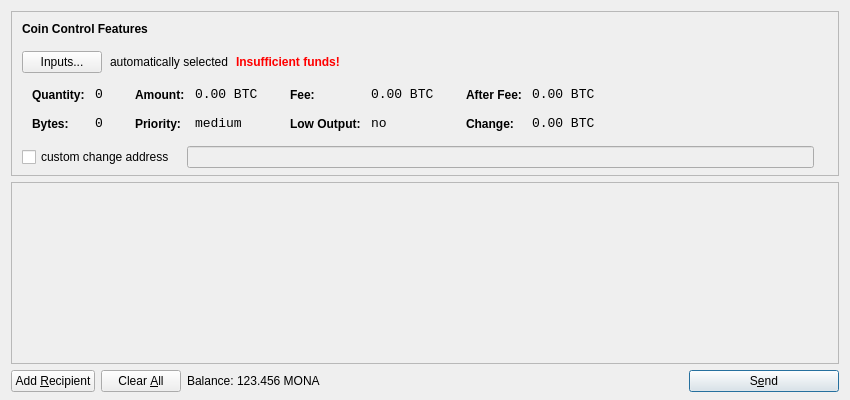
This is src/qt/forms/sendcoinsdialog.ui in monacoinproject/monacoin as Qt 5 draws it before an edit. The edited form follows.
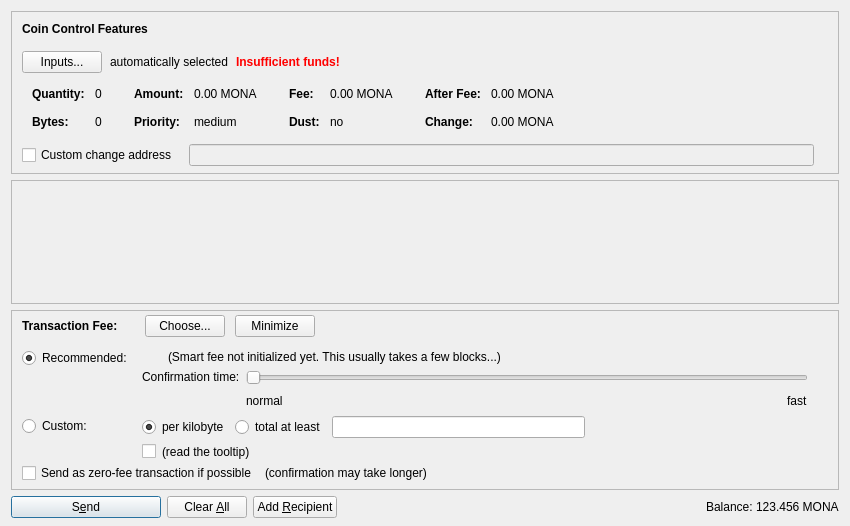
This is the edited form. Icons and pictures are not drawn. Custom widgets are drawn as their Qt base class.

Patch:
```diff
--- a/src/qt/forms/sendcoinsdialog.ui
+++ b/src/qt/forms/sendcoinsdialog.ui
@@ -7,13 +7,13 @@
     <x>0</x>
     <y>0</y>
     <width>850</width>
-    <height>400</height>
+    <height>526</height>
    </rect>
   </property>
   <property name="windowTitle">
    <string>Send Coins</string>
   </property>
-  <layout class="QVBoxLayout" name="verticalLayout" stretch="0,1,0">
+  <layout class="QVBoxLayout" name="verticalLayout" stretch="0,1,0,0">
    <property name="bottomMargin">
     <number>8</number>
    </property>
@@ -39,7 +39,7 @@
      </property>
      <layout class="QVBoxLayout" name="verticalLayoutCoinControl2">
       <property name="spacing">
-       <number>-1</number>
+       <number>0</number>
       </property>
       <property name="leftMargin">
        <number>0</number>
@@ -206,8 +206,11 @@
                </property>
                <item row="0" column="0">
                 <widget class="QLabel" name="labelCoinControlQuantityText">
-                 <property name="styleSheet">
-                  <string notr="true">font-weight:bold;</string>
+                 <property name="font">
+                  <font>
+                   <weight>75</weight>
+                   <bold>true</bold>
+                  </font>
                  </property>
                  <property name="text">
                   <string>Quantity:</string>
@@ -219,12 +222,6 @@
                </item>
                <item row="0" column="1">
                 <widget class="QLabel" name="labelCoinControlQuantity">
-                 <property name="font">
-                  <font>
-                   <family>Monospace</family>
-                   <pointsize>10</pointsize>
-                  </font>
-                 </property>
                  <property name="cursor">
                   <cursorShape>IBeamCursor</cursorShape>
                  </property>
@@ -244,8 +241,11 @@
                </item>
                <item row="1" column="0">
                 <widget class="QLabel" name="labelCoinControlBytesText">
-                 <property name="styleSheet">
-                  <string notr="true">font-weight:bold;</string>
+                 <property name="font">
+                  <font>
+                   <weight>75</weight>
+                   <bold>true</bold>
+                  </font>
                  </property>
                  <property name="text">
                   <string>Bytes:</string>
@@ -254,12 +254,6 @@
                </item>
                <item row="1" column="1">
                 <widget class="QLabel" name="labelCoinControlBytes">
-                 <property name="font">
-                  <font>
-                   <family>Monospace</family>
-                   <pointsize>10</pointsize>
-                  </font>
-                 </property>
                  <property name="cursor">
                   <cursorShape>IBeamCursor</cursorShape>
                  </property>
@@ -295,8 +289,11 @@
                </property>
                <item row="0" column="0">
                 <widget class="QLabel" name="labelCoinControlAmountText">
-                 <property name="styleSheet">
-                  <string notr="true">font-weight:bold;</string>
+                 <property name="font">
+                  <font>
+                   <weight>75</weight>
+                   <bold>true</bold>
+                  </font>
                  </property>
                  <property name="text">
                   <string>Amount:</string>
@@ -308,12 +305,6 @@
                </item>
                <item row="0" column="1">
                 <widget class="QLabel" name="labelCoinControlAmount">
-                 <property name="font">
-                  <font>
-                   <family>Monospace</family>
-                   <pointsize>10</pointsize>
-                  </font>
-                 </property>
                  <property name="cursor">
                   <cursorShape>IBeamCursor</cursorShape>
                  </property>
@@ -321,7 +312,7 @@
                   <enum>Qt::ActionsContextMenu</enum>
                  </property>
                  <property name="text">
-                  <string notr="true">0.00 BTC</string>
+                  <string notr="true">0.00 MONA</string>
                  </property>
                  <property name="textInteractionFlags">
                   <set>Qt::LinksAccessibleByMouse|Qt::TextSelectableByKeyboard|Qt::TextSelectableByMouse</set>
@@ -330,8 +321,11 @@
                </item>
                <item row="1" column="0">
                 <widget class="QLabel" name="labelCoinControlPriorityText">
-                 <property name="styleSheet">
-                  <string notr="true">font-weight:bold;</string>
+                 <property name="font">
+                  <font>
+                   <weight>75</weight>
+                   <bold>true</bold>
+                  </font>
                  </property>
                  <property name="text">
                   <string>Priority:</string>
@@ -340,12 +334,6 @@
                </item>
                <item row="1" column="1">
                 <widget class="QLabel" name="labelCoinControlPriority">
-                 <property name="font">
-                  <font>
-                   <family>Monospace</family>
-                   <pointsize>10</pointsize>
-                  </font>
-                 </property>
                  <property name="cursor">
                   <cursorShape>IBeamCursor</cursorShape>
                  </property>
@@ -381,8 +369,11 @@
                </property>
                <item row="0" column="0">
                 <widget class="QLabel" name="labelCoinControlFeeText">
-                 <property name="styleSheet">
-                  <string notr="true">font-weight:bold;</string>
+                 <property name="font">
+                  <font>
+                   <weight>75</weight>
+                   <bold>true</bold>
+                  </font>
                  </property>
                  <property name="text">
                   <string>Fee:</string>
@@ -394,12 +385,6 @@
                </item>
                <item row="0" column="1">
                 <widget class="QLabel" name="labelCoinControlFee">
-                 <property name="font">
-                  <font>
-                   <family>Monospace</family>
-                   <pointsize>10</pointsize>
-                  </font>
-                 </property>
                  <property name="cursor">
                   <cursorShape>IBeamCursor</cursorShape>
                  </property>
@@ -407,7 +392,7 @@
                   <enum>Qt::ActionsContextMenu</enum>
                  </property>
                  <property name="text">
-                  <string notr="true">0.00 BTC</string>
+                  <string notr="true">0.00 MONA</string>
                  </property>
                  <property name="textInteractionFlags">
                   <set>Qt::LinksAccessibleByMouse|Qt::TextSelectableByKeyboard|Qt::TextSelectableByMouse</set>
@@ -416,22 +401,19 @@
                </item>
                <item row="1" column="0">
                 <widget class="QLabel" name="labelCoinControlLowOutputText">
-                 <property name="styleSheet">
-                  <string notr="true">font-weight:bold;</string>
+                 <property name="font">
+                  <font>
+                   <weight>75</weight>
+                   <bold>true</bold>
+                  </font>
                  </property>
                  <property name="text">
-                  <string>Low Output:</string>
+                  <string>Dust:</string>
                  </property>
                 </widget>
                </item>
                <item row="1" column="1">
                 <widget class="QLabel" name="labelCoinControlLowOutput">
-                 <property name="font">
-                  <font>
-                   <family>Monospace</family>
-                   <pointsize>10</pointsize>
-                  </font>
-                 </property>
                  <property name="cursor">
                   <cursorShape>IBeamCursor</cursorShape>
                  </property>
@@ -467,8 +449,11 @@
                </property>
                <item row="0" column="0">
                 <widget class="QLabel" name="labelCoinControlAfterFeeText">
-                 <property name="styleSheet">
-                  <string notr="true">font-weight:bold;</string>
+                 <property name="font">
+                  <font>
+                   <weight>75</weight>
+                   <bold>true</bold>
+                  </font>
                  </property>
                  <property name="text">
                   <string>After Fee:</string>
@@ -480,12 +465,6 @@
                </item>
                <item row="0" column="1">
                 <widget class="QLabel" name="labelCoinControlAfterFee">
-                 <property name="font">
-                  <font>
-                   <family>Monospace</family>
-                   <pointsize>10</pointsize>
-                  </font>
-                 </property>
                  <property name="cursor">
                   <cursorShape>IBeamCursor</cursorShape>
                  </property>
@@ -493,7 +472,7 @@
                   <enum>Qt::ActionsContextMenu</enum>
                  </property>
                  <property name="text">
-                  <string notr="true">0.00 BTC</string>
+                  <string notr="true">0.00 MONA</string>
                  </property>
                  <property name="textInteractionFlags">
                   <set>Qt::LinksAccessibleByMouse|Qt::TextSelectableByKeyboard|Qt::TextSelectableByMouse</set>
@@ -502,8 +481,11 @@
                </item>
                <item row="1" column="0">
                 <widget class="QLabel" name="labelCoinControlChangeText">
-                 <property name="styleSheet">
-                  <string notr="true">font-weight:bold;</string>
+                 <property name="font">
+                  <font>
+                   <weight>75</weight>
+                   <bold>true</bold>
+                  </font>
                  </property>
                  <property name="text">
                   <string>Change:</string>
@@ -512,12 +494,6 @@
                </item>
                <item row="1" column="1">
                 <widget class="QLabel" name="labelCoinControlChange">
-                 <property name="font">
-                  <font>
-                   <family>Monospace</family>
-                   <pointsize>10</pointsize>
-                  </font>
-                 </property>
                  <property name="cursor">
                   <cursorShape>IBeamCursor</cursorShape>
                  </property>
@@ -525,7 +501,7 @@
                   <enum>Qt::ActionsContextMenu</enum>
                  </property>
                  <property name="text">
-                  <string notr="true">0.00 BTC</string>
+                  <string notr="true">0.00 MONA</string>
                  </property>
                  <property name="textInteractionFlags">
                   <set>Qt::LinksAccessibleByMouse|Qt::TextSelectableByKeyboard|Qt::TextSelectableByMouse</set>
@@ -556,7 +532,7 @@
           <item>
            <widget class="QCheckBox" name="checkBoxCoinControlChange">
             <property name="text">
-             <string>custom change address</string>
+             <string>Custom change address</string>
             </property>
            </widget>
           </item>
@@ -626,11 +602,20 @@
         <x>0</x>
         <y>0</y>
         <width>830</width>
-        <height>165</height>
+        <height>68</height>
        </rect>
       </property>
-      <layout class="QVBoxLayout" name="verticalLayout_2">
-       <property name="margin">
+      <layout class="QVBoxLayout" name="verticalLayout_2" stretch="0,1">
+       <property name="leftMargin">
+        <number>0</number>
+       </property>
+       <property name="topMargin">
+        <number>0</number>
+       </property>
+       <property name="rightMargin">
+        <number>0</number>
+       </property>
+       <property name="bottomMargin">
         <number>0</number>
        </property>
        <item>
@@ -657,15 +642,605 @@
      </widget>
     </widget>
    </item>
+   <item>
+    <widget class="QFrame" name="frameFee">
+     <property name="sizePolicy">
+      <sizepolicy hsizetype="Expanding" vsizetype="Expanding">
+       <horstretch>0</horstretch>
+       <verstretch>0</verstretch>
+      </sizepolicy>
+     </property>
+     <property name="maximumSize">
+      <size>
+       <width>16777215</width>
+       <height>16777215</height>
+      </size>
+     </property>
+     <property name="frameShape">
+      <enum>QFrame::StyledPanel</enum>
+     </property>
+     <property name="frameShadow">
+      <enum>QFrame::Sunken</enum>
+     </property>
+     <layout class="QVBoxLayout" name="verticalLayoutFee1">
+      <property name="spacing">
+       <number>0</number>
+      </property>
+      <property name="leftMargin">
+       <number>0</number>
+      </property>
+      <property name="topMargin">
+       <number>0</number>
+      </property>
+      <property name="rightMargin">
+       <number>0</number>
+      </property>
+      <property name="bottomMargin">
+       <number>0</number>
+      </property>
+      <item>
+       <layout class="QVBoxLayout" name="verticalLayoutFee2" stretch="0,0,0">
+        <property name="spacing">
+         <number>0</number>
+        </property>
+        <property name="leftMargin">
+         <number>10</number>
+        </property>
+        <property name="topMargin">
+         <number>0</number>
+        </property>
+        <item>
+         <layout class="QHBoxLayout" name="horizontalLayoutFee1">
+          <property name="bottomMargin">
+           <number>0</number>
+          </property>
+          <item>
+           <layout class="QVBoxLayout" name="verticalLayoutFee7">
+            <property name="spacing">
+             <number>0</number>
+            </property>
+            <item>
+             <spacer name="verticalSpacerSmartFee">
+              <property name="orientation">
+               <enum>Qt::Vertical</enum>
+              </property>
+              <property name="sizeType">
+               <enum>QSizePolicy::Fixed</enum>
+              </property>
+              <property name="sizeHint" stdset="0">
+               <size>
+                <width>1</width>
+                <height>4</height>
+               </size>
+              </property>
+             </spacer>
+            </item>
+            <item>
+             <layout class="QHBoxLayout" name="horizontalLayoutSmartFee">
+              <property name="spacing">
+               <number>10</number>
+              </property>
+              <item>
+               <widget class="QLabel" name="labelFeeHeadline">
+                <property name="sizePolicy">
+                 <sizepolicy hsizetype="Preferred" vsizetype="Maximum">
+                  <horstretch>0</horstretch>
+                  <verstretch>0</verstretch>
+                 </sizepolicy>
+                </property>
+                <property name="font">
+                 <font>
+                  <weight>75</weight>
+                  <bold>true</bold>
+                 </font>
+                </property>
+                <property name="styleSheet">
+                 <string notr="true">font-weight:bold;</string>
+                </property>
+                <property name="text">
+                 <string>Transaction Fee:</string>
+                </property>
+               </widget>
+              </item>
+              <item>
+               <widget class="QLabel" name="labelFeeMinimized">
+                <property name="text">
+                 <string/>
+                </property>
+               </widget>
+              </item>
+              <item>
+               <widget class="QPushButton" name="buttonChooseFee">
+                <property name="text">
+                 <string>Choose...</string>
+                </property>
+               </widget>
+              </item>
+              <item>
+               <widget class="QPushButton" name="buttonMinimizeFee">
+                <property name="toolTip">
+                 <string>collapse fee-settings</string>
+                </property>
+                <property name="text">
+                 <string>Minimize</string>
+                </property>
+               </widget>
+              </item>
+             </layout>
+            </item>
+            <item>
+             <spacer name="verticalSpacer_5">
+              <property name="orientation">
+               <enum>Qt::Vertical</enum>
+              </property>
+              <property name="sizeHint" stdset="0">
+               <size>
+                <width>1</width>
+                <height>1</height>
+               </size>
+              </property>
+             </spacer>
+            </item>
+           </layout>
+          </item>
+          <item>
+           <spacer name="horizontalSpacer_4">
+            <property name="orientation">
+             <enum>Qt::Horizontal</enum>
+            </property>
+            <property name="sizeHint" stdset="0">
+             <size>
+              <width>40</width>
+              <height>20</height>
+             </size>
+            </property>
+           </spacer>
+          </item>
+         </layout>
+        </item>
+        <item>
+         <widget class="QFrame" name="frameFeeSelection">
+          <layout class="QVBoxLayout" name="verticalLayoutFee12">
+           <property name="spacing">
+            <number>0</number>
+           </property>
+           <property name="leftMargin">
+            <number>0</number>
+           </property>
+           <property name="topMargin">
+            <number>0</number>
+           </property>
+           <property name="rightMargin">
+            <number>0</number>
+           </property>
+           <property name="bottomMargin">
+            <number>0</number>
+           </property>
+           <item>
+            <layout class="QGridLayout" name="gridLayoutFee">
+             <property name="topMargin">
+              <number>10</number>
+             </property>
+             <property name="bottomMargin">
+              <number>4</number>
+             </property>
+             <property name="horizontalSpacing">
+              <number>10</number>
+             </property>
+             <property name="verticalSpacing">
+              <number>4</number>
+             </property>
+             <item row="1" column="1">
+              <layout class="QVBoxLayout" name="verticalLayoutFee8">
+               <property name="spacing">
+                <number>6</number>
+               </property>
+               <item>
+                <layout class="QHBoxLayout" name="horizontalLayoutFee13">
+                 <item>
+                  <widget class="QRadioButton" name="radioCustomPerKilobyte">
+                   <property name="toolTip">
+                    <string>If the custom fee is set to 1000 satoshis and the transaction is only 250 bytes, then &quot;per kilobyte&quot; only pays 250 satoshis in fee, while &quot;at least&quot; pays 1000 satoshis. For transactions bigger than a kilobyte both pay by kilobyte.</string>
+                   </property>
+                   <property name="text">
+                    <string>per kilobyte</string>
+                   </property>
+                   <property name="checked">
+                    <bool>true</bool>
+                   </property>
+                   <attribute name="buttonGroup">
+                    <string notr="true">groupCustomFee</string>
+                   </attribute>
+                  </widget>
+                 </item>
+                 <item>
+                  <widget class="QRadioButton" name="radioCustomAtLeast">
+                   <property name="toolTip">
+                    <string>If the custom fee is set to 1000 satoshis and the transaction is only 250 bytes, then &quot;per kilobyte&quot; only pays 250 satoshis in fee, while &quot;total at least&quot; pays 1000 satoshis. For transactions bigger than a kilobyte both pay by kilobyte.</string>
+                   </property>
+                   <property name="text">
+                    <string>total at least</string>
+                   </property>
+                   <attribute name="buttonGroup">
+                    <string notr="true">groupCustomFee</string>
+                   </attribute>
+                  </widget>
+                 </item>
+                 <item>
+                  <widget class="BitcoinAmountField" name="customFee"/>
+                 </item>
+                 <item>
+                  <spacer name="horizontalSpacer_6">
+                   <property name="orientation">
+                    <enum>Qt::Horizontal</enum>
+                   </property>
+                   <property name="sizeHint" stdset="0">
+                    <size>
+                     <width>1</width>
+                     <height>1</height>
+                    </size>
+                   </property>
+                  </spacer>
+                 </item>
+                </layout>
+               </item>
+               <item>
+                <layout class="QHBoxLayout" name="horizontalLayoutFee8">
+                 <item>
+                  <widget class="QCheckBox" name="checkBoxMinimumFee">
+                   <property name="toolTip">
+                    <string>Paying only the minimum fee is just fine as long as there is less transaction volume than space in the blocks. But be aware that this can end up in a never confirming transaction once there is more demand for monacoin transactions than the network can process.</string>
+                   </property>
+                   <property name="text">
+                    <string/>
+                   </property>
+                  </widget>
+                 </item>
+                 <item>
+                  <widget class="QLabel" name="labelMinFeeWarning">
+                   <property name="enabled">
+                    <bool>true</bool>
+                   </property>
+                   <property name="toolTip">
+                    <string>Paying only the minimum fee is just fine as long as there is less transaction volume than space in the blocks. But be aware that this can end up in a never confirming transaction once there is more demand for monacoin transactions than the network can process.</string>
+                   </property>
+                   <property name="text">
+                    <string>(read the tooltip)</string>
+                   </property>
+                   <property name="margin">
+                    <number>5</number>
+                   </property>
+                  </widget>
+                 </item>
+                 <item>
+                  <spacer name="horizontalSpacer_2">
+                   <property name="orientation">
+                    <enum>Qt::Horizontal</enum>
+                   </property>
+                   <property name="sizeHint" stdset="0">
+                    <size>
+                     <width>1</width>
+                     <height>1</height>
+                    </size>
+                   </property>
+                  </spacer>
+                 </item>
+                </layout>
+               </item>
+              </layout>
+             </item>
+             <item row="0" column="0">
+              <layout class="QVBoxLayout" name="verticalLayoutFee4" stretch="0,1">
+               <item>
+                <widget class="QRadioButton" name="radioSmartFee">
+                 <property name="text">
+                  <string>Recommended:</string>
+                 </property>
+                 <property name="checked">
+                  <bool>true</bool>
+                 </property>
+                 <attribute name="buttonGroup">
+                  <string notr="true">groupFee</string>
+                 </attribute>
+                </widget>
+               </item>
+               <item>
+                <spacer name="verticalSpacer_2">
+                 <property name="orientation">
+                  <enum>Qt::Vertical</enum>
+                 </property>
+                 <property name="sizeHint" stdset="0">
+                  <size>
+                   <width>1</width>
+                   <height>1</height>
+                  </size>
+                 </property>
+                </spacer>
+               </item>
+              </layout>
+             </item>
+             <item row="1" column="0">
+              <layout class="QVBoxLayout" name="verticalLayoutFee9" stretch="0,1">
+               <item>
+                <widget class="QRadioButton" name="radioCustomFee">
+                 <property name="text">
+                  <string>Custom:</string>
+                 </property>
+                 <attribute name="buttonGroup">
+                  <string notr="true">groupFee</string>
+                 </attribute>
+                </widget>
+               </item>
+               <item>
+                <spacer name="verticalSpacer_6">
+                 <property name="orientation">
+                  <enum>Qt::Vertical</enum>
+                 </property>
+                 <property name="sizeHint" stdset="0">
+                  <size>
+                   <width>1</width>
+                   <height>1</height>
+                  </size>
+                 </property>
+                </spacer>
+               </item>
+              </layout>
+             </item>
+             <item row="0" column="1">
+              <layout class="QVBoxLayout" name="verticalLayoutFee3" stretch="0,0,1">
+               <property name="spacing">
+                <number>6</number>
+               </property>
+               <property name="topMargin">
+                <number>2</number>
+               </property>
+               <item>
+                <layout class="QHBoxLayout" name="horizontalLayoutFee12">
+                 <item>
+                  <widget class="QLabel" name="labelSmartFee">
+                   <property name="text">
+                    <string/>
+                   </property>
+                   <property name="margin">
+                    <number>2</number>
+                   </property>
+                  </widget>
+                 </item>
+                 <item>
+                  <widget class="QLabel" name="labelFeeEstimation">
+                   <property name="text">
+                    <string/>
+                   </property>
+                  </widget>
+                 </item>
+                 <item>
+                  <widget class="QLabel" name="labelSmartFee2">
+                   <property name="text">
+                    <string>(Smart fee not initialized yet. This usually takes a few blocks...)</string>
+                   </property>
+                   <property name="margin">
+                    <number>2</number>
+                   </property>
+                  </widget>
+                 </item>
+                 <item>
+                  <spacer name="horizontalSpacer_5">
+                   <property name="orientation">
+                    <enum>Qt::Horizontal</enum>
+                   </property>
+                   <property name="sizeHint" stdset="0">
+                    <size>
+                     <width>1</width>
+                     <height>1</height>
+                    </size>
+                   </property>
+                  </spacer>
+                 </item>
+                </layout>
+               </item>
+               <item>
+                <layout class="QHBoxLayout" name="horizontalLayoutFee9">
+                 <item>
+                  <layout class="QVBoxLayout" name="verticalLayoutFee6">
+                   <item>
+                    <widget class="QLabel" name="labelSmartFee3">
+                     <property name="text">
+                      <string>Confirmation time:</string>
+                     </property>
+                     <property name="margin">
+                      <number>2</number>
+                     </property>
+                    </widget>
+                   </item>
+                   <item>
+                    <spacer name="verticalSpacer_3">
+                     <property name="orientation">
+                      <enum>Qt::Vertical</enum>
+                     </property>
+                     <property name="sizeHint" stdset="0">
+                      <size>
+                       <width>1</width>
+                       <height>1</height>
+                      </size>
+                     </property>
+                    </spacer>
+                   </item>
+                  </layout>
+                 </item>
+                 <item>
+                  <layout class="QVBoxLayout" name="verticalLayoutFee5">
+                   <property name="rightMargin">
+                    <number>30</number>
+                   </property>
+                   <item>
+                    <widget class="QSlider" name="sliderSmartFee">
+                     <property name="minimum">
+                      <number>0</number>
+                     </property>
+                     <property name="maximum">
+                      <number>24</number>
+                     </property>
+                     <property name="pageStep">
+                      <number>1</number>
+                     </property>
+                     <property name="value">
+                      <number>0</number>
+                     </property>
+                     <property name="orientation">
+                      <enum>Qt::Horizontal</enum>
+                     </property>
+                     <property name="invertedAppearance">
+                      <bool>false</bool>
+                     </property>
+                     <property name="invertedControls">
+                      <bool>false</bool>
+                     </property>
+                     <property name="tickPosition">
+                      <enum>QSlider::NoTicks</enum>
+                     </property>
+                    </widget>
+                   </item>
+                   <item>
+                    <layout class="QHBoxLayout" name="horizontalLayoutFee10">
+                     <item>
+                      <widget class="QLabel" name="labelSmartFeeNormal">
+                       <property name="text">
+                        <string>normal</string>
+                       </property>
+                      </widget>
+                     </item>
+                     <item>
+                      <spacer name="horizontalSpacer_3">
+                       <property name="orientation">
+                        <enum>Qt::Horizontal</enum>
+                       </property>
+                       <property name="sizeHint" stdset="0">
+                        <size>
+                         <width>40</width>
+                         <height>20</height>
+                        </size>
+                       </property>
+                      </spacer>
+                     </item>
+                     <item>
+                      <widget class="QLabel" name="labelSmartFeeFast">
+                       <property name="text">
+                        <string>fast</string>
+                       </property>
+                      </widget>
+                     </item>
+                    </layout>
+                   </item>
+                  </layout>
+                 </item>
+                </layout>
+               </item>
+               <item>
+                <spacer name="verticalSpacer_4">
+                 <property name="orientation">
+                  <enum>Qt::Vertical</enum>
+                 </property>
+                 <property name="sizeHint" stdset="0">
+                  <size>
+                   <width>1</width>
+                   <height>1</height>
+                  </size>
+                 </property>
+                </spacer>
+               </item>
+              </layout>
+             </item>
+            </layout>
+           </item>
+           <item>
+            <layout class="QHBoxLayout" name="horizontalLayoutFee5" stretch="0,0,0">
+             <property name="spacing">
+              <number>8</number>
+             </property>
+             <property name="bottomMargin">
+              <number>4</number>
+             </property>
+             <item>
+              <widget class="QCheckBox" name="checkBoxFreeTx">
+               <property name="text">
+                <string>Send as zero-fee transaction if possible</string>
+               </property>
+              </widget>
+             </item>
+             <item>
+              <widget class="QLabel" name="labelFreeTx">
+               <property name="text">
+                <string>(confirmation may take longer)</string>
+               </property>
+               <property name="margin">
+                <number>5</number>
+               </property>
+              </widget>
+             </item>
+             <item>
+              <spacer name="horizontalSpacerFee5">
+               <property name="orientation">
+                <enum>Qt::Horizontal</enum>
+               </property>
+               <property name="sizeHint" stdset="0">
+                <size>
+                 <width>1</width>
+                 <height>1</height>
+                </size>
+               </property>
+              </spacer>
+             </item>
+            </layout>
+           </item>
+           <item>
+            <spacer name="verticalSpacerFee2">
+             <property name="orientation">
+              <enum>Qt::Vertical</enum>
+             </property>
+             <property name="sizeHint" stdset="0">
+              <size>
+               <width>1</width>
+               <height>1</height>
+              </size>
+             </property>
+            </spacer>
+           </item>
+          </layout>
+         </widget>
+        </item>
+        <item>
+         <spacer name="verticalSpacerFee">
+          <property name="orientation">
+           <enum>Qt::Vertical</enum>
+          </property>
+          <property name="sizeHint" stdset="0">
+           <size>
+            <width>800</width>
+            <height>1</height>
+           </size>
+          </property>
+         </spacer>
+        </item>
+       </layout>
+      </item>
+     </layout>
+    </widget>
+   </item>
    <item>
     <layout class="QHBoxLayout" name="horizontalLayout">
      <item>
-      <widget class="QPushButton" name="addButton">
+      <widget class="QPushButton" name="sendButton">
+       <property name="minimumSize">
+        <size>
+         <width>150</width>
+         <height>0</height>
+        </size>
+       </property>
        <property name="toolTip">
         <string>Send to multiple recipients at once</string>
        </property>
        <property name="text">
-        <string>Add &amp;Recipient</string>
+        <string>S&amp;end</string>
        </property>
        <property name="icon">
         <iconset resource="../bitcoin.qrc">
@@ -674,6 +1249,9 @@
        <property name="autoDefault">
         <bool>false</bool>
        </property>
+       <property name="default">
+        <bool>true</bool>
+       </property>
       </widget>
      </item>
      <item>
@@ -697,11 +1275,38 @@
        <property name="autoRepeatDelay">
         <number>300</number>
        </property>
+      </widget>
+     </item>
+     <item>
+      <widget class="QPushButton" name="addButton">
+       <property name="toolTip">
+        <string>Send to multiple recipients at once</string>
+       </property>
+       <property name="text">
+        <string>Add &amp;Recipient</string>
+       </property>
+       <property name="icon">
+        <iconset resource="../bitcoin.qrc">
+         <normaloff>:/icons/add</normaloff>:/icons/add</iconset>
+       </property>
        <property name="autoDefault">
         <bool>false</bool>
        </property>
       </widget>
      </item>
+     <item>
+      <spacer name="horizontalSpacer">
+       <property name="orientation">
+        <enum>Qt::Horizontal</enum>
+       </property>
+       <property name="sizeHint" stdset="0">
+        <size>
+         <width>40</width>
+         <height>20</height>
+        </size>
+       </property>
+      </spacer>
+     </item>
      <item>
       <layout class="QHBoxLayout" name="horizontalLayout_2">
        <property name="spacing">
@@ -709,6 +1314,12 @@
        </property>
        <item>
         <widget class="QLabel" name="label">
+         <property name="sizePolicy">
+          <sizepolicy hsizetype="Preferred" vsizetype="Fixed">
+           <horstretch>0</horstretch>
+           <verstretch>0</verstretch>
+          </sizepolicy>
+         </property>
          <property name="text">
           <string>Balance:</string>
          </property>
@@ -716,6 +1327,12 @@
        </item>
        <item>
         <widget class="QLabel" name="labelBalance">
+         <property name="sizePolicy">
+          <sizepolicy hsizetype="Preferred" vsizetype="Fixed">
+           <horstretch>0</horstretch>
+           <verstretch>0</verstretch>
+          </sizepolicy>
+         </property>
          <property name="cursor">
           <cursorShape>IBeamCursor</cursorShape>
          </property>
@@ -729,46 +1346,23 @@
        </item>
       </layout>
      </item>
-     <item>
-      <spacer name="horizontalSpacer">
-       <property name="orientation">
-        <enum>Qt::Horizontal</enum>
-       </property>
-       <property name="sizeHint" stdset="0">
-        <size>
-         <width>40</width>
-         <height>20</height>
-        </size>
-       </property>
-      </spacer>
-     </item>
-     <item>
-      <widget class="QPushButton" name="sendButton">
-       <property name="minimumSize">
-        <size>
-         <width>150</width>
-         <height>0</height>
-        </size>
-       </property>
-       <property name="toolTip">
-        <string>Confirm the send action</string>
-       </property>
-       <property name="text">
-        <string>S&amp;end</string>
-       </property>
-       <property name="icon">
-        <iconset resource="../bitcoin.qrc">
-         <normaloff>:/icons/send</normaloff>:/icons/send</iconset>
-       </property>
-       <property name="default">
-        <bool>true</bool>
-       </property>
-      </widget>
-     </item>
     </layout>
    </item>
   </layout>
  </widget>
+ <customwidgets>
+  <customwidget>
+   <class>QValidatedLineEdit</class>
+   <extends>QLineEdit</extends>
+   <header>qvalidatedlineedit.h</header>
+  </customwidget>
+  <customwidget>
+   <class>BitcoinAmountField</class>
+   <extends>QLineEdit</extends>
+   <header>bitcoinamountfield.h</header>
+   <container>1</container>
+  </customwidget>
+ </customwidgets>
  <resources>
   <include location="../bitcoin.qrc"/>
  </resources>
```
Left out of the diff: 39 changed lines with no effect on the pictures.
